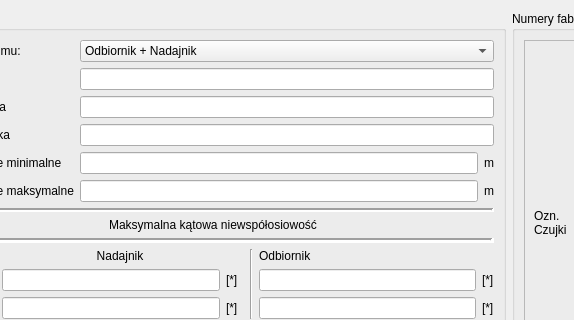
Above: CzujkiLinioweApp/parametrybadaniaczujkidlg.ui from wiacekmarcin/CzujkiLiniowe before the change; both pictures show x 91 to 665 and y 0 to 320 of the 1200 by 800 pixel window. Below: the same form after it.
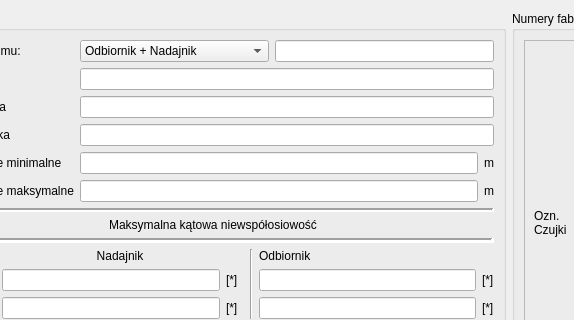
That is the form after the change.

The edit to the form file:
```diff
--- a/CzujkiLinioweApp/parametrybadaniaczujkidlg.ui
+++ b/CzujkiLinioweApp/parametrybadaniaczujkidlg.ui
@@ -28,6 +28,8 @@
        </widget>
       </item>
       <item row="0" column="1">
+       <layout class="QHBoxLayout" name="horizontalLayout_3">
+        <item>
        <widget class="QComboBox" name="comboBox">
         <item>
          <property name="text">
@@ -40,6 +42,11 @@
          </property>
         </item>
        </widget>
+        </item>
+        <item>
+         <widget class="QLineEdit" name="lineEdit"/>
+        </item>
+       </layout>
       </item>
       <item row="1" column="0">
        <widget class="QLabel" name="lproducent">
```
Lines whose indentation alone changed are shown as unchanged.
